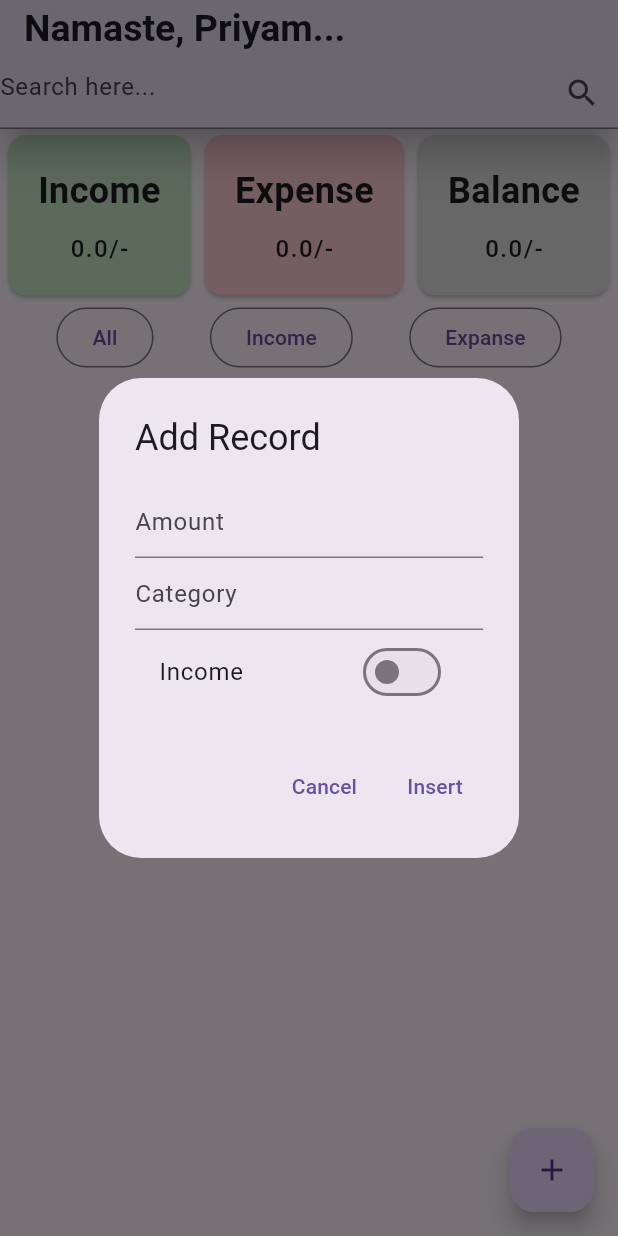
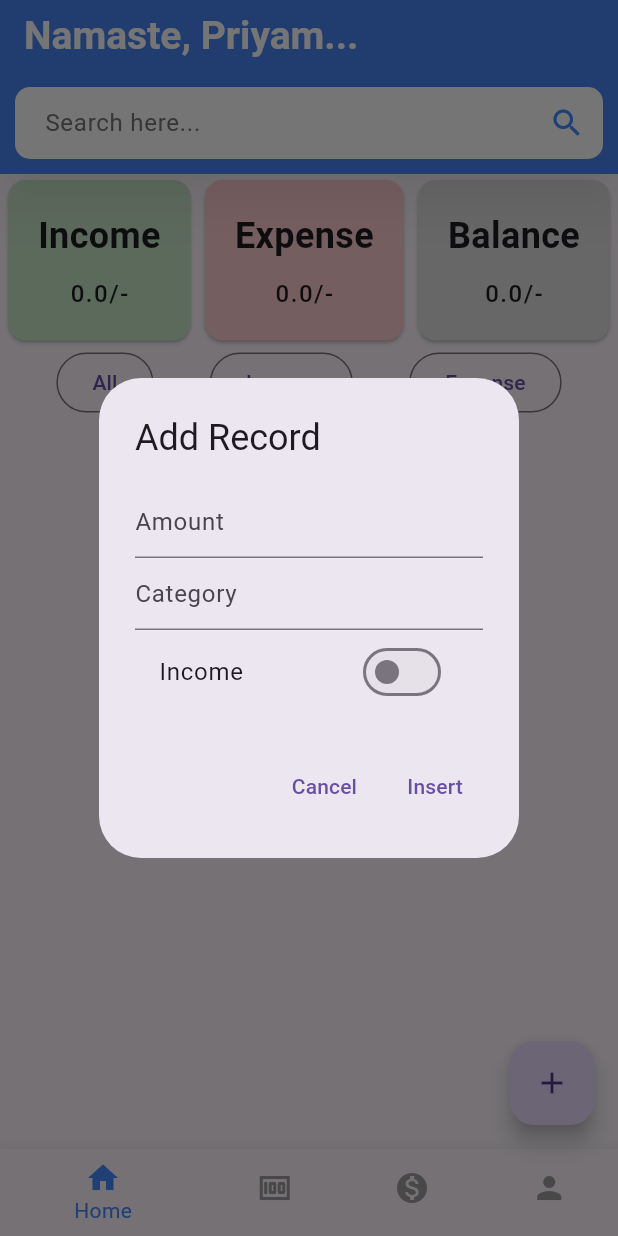
Before and after one commit to priyamtripathiii03/budget_tracker_app, a Flutter app: the screen it shows after launch, after a tap on the "add" icon, on a phone screen of 412 x 824 dp. Run offline on Flutter 3.47's test engine with Material 3 defaults, Android fonts, the light colour scheme and no system bars; our stand-ins replace get, sqflite; accounts and stored records are empty.

Commit message:
21-12-2024

```diff
--- a/lib/views/home_page_dart.dart
+++ b/lib/views/home_page_dart.dart
@@ -5,29 +5,71 @@ import 'package:get/get.dart';
 
 var controller = Get.put(HomeController());
 
-class HomePage extends StatelessWidget {
+class HomePage extends StatefulWidget {
   const HomePage({super.key});
 
+  @override
+  _HomePageState createState() => _HomePageState();
+}
+
+class _HomePageState extends State<HomePage> {
+  // Index for BottomNavigationBar
+  int _selectedIndex = 0;
+
+  // Pages for Bottom Navigation
+  final List<Widget> _pages = [
+    Center(child: Text("Home Page", style: TextStyle(fontSize: 30))),
+    Center(child: Text("Search Page", style: TextStyle(fontSize: 30))),
+    Center(child: Text("Profile Page", style: TextStyle(fontSize: 30))),
+  ];
+
+  // Bottom Navigation Bar item tap handler
+  void _onItemTapped(int index) {
+    setState(() {
+      _selectedIndex = index; // Update the selected index
+    });
+  }
   @override
   Widget build(BuildContext context) {
     return Scaffold(
       appBar: AppBar(
-        elevation: 10,
-        shadowColor: Colors.black,
+         elevation: 12,
+         shadowColor: Colors.black.withOpacity(0.3),
+         backgroundColor: Colors.blueAccent,
          title: const Text(
            "Namaste, Priyam...",
            style: TextStyle(
-              fontWeight: FontWeight.bold, fontSize: 25),
+               fontWeight: FontWeight.bold, fontSize: 26, color: Colors.white),
          ),
-        bottom: PreferredSize(preferredSize: Size(double.infinity, 30), child: TextField(
+        bottom: PreferredSize(
+           preferredSize: Size(double.infinity, 60),
+           child: Padding(
+             padding: const EdgeInsets.all(10.0),
+             child: TextField(
                onChanged: (value) {
                  controller.filterBySearch(value);
                },
                controller: controller.txtSearch,
-          decoration: InputDecoration(hintText: 'Search here...',suffixIcon: IconButton(onPressed: (){
+               decoration: InputDecoration(
+                 hintText: 'Search here...',
+                 hintStyle: TextStyle(color: Colors.grey.shade600),
+                 filled: true,
+                 fillColor: Colors.white,
+                 suffixIcon: IconButton(
+                   onPressed: () {
                      controller.filterBySearch(controller.txtSearch.text);
-          }, icon: Icon(Icons.search))),
-        ),),
+                   },
+                   icon: Icon(Icons.search, color: Colors.blueAccent),
+                 ),
+                 contentPadding: EdgeInsets.symmetric(vertical: 12, horizontal: 16),
+                 border: OutlineInputBorder(
+                   borderRadius: BorderRadius.circular(10),
+                   borderSide: BorderSide.none,
+                 ),
+               ),
+             ),
+           ),
+         ),
       ),
       body: Column(
         mainAxisSize: MainAxisSize.min,
@@ -168,14 +210,16 @@ controller.filterBySearch(controller.txtSearch.text);
                           onPressed: () {
                             editBox(context, controller.budgetList[index]);
                           },
-                          icon: const Icon(Icons.edit),
+                          icon: const Icon(Icons.edit,
+                           color: Colors.blueAccent,),
                         ),
                         IconButton(
                           onPressed: () {
                             controller
                                 .deleteData(controller.budgetList[index].id!);
                           },
-                          icon: const Icon(Icons.delete),
+                          icon: const Icon(Icons.delete,
+                           color: Colors.redAccent,),
                         ),
                       ],
                     ),
@@ -194,6 +238,28 @@ controller.filterBySearch(controller.txtSearch.text);
         },
         child: const Icon(Icons.add),
       ),
+      bottomNavigationBar:  BottomNavigationBar(currentIndex: _selectedIndex,
+        onTap: _onItemTapped,
+        selectedItemColor: Colors.blueAccent,
+        unselectedItemColor: Colors.grey,
+        items: const <BottomNavigationBarItem>[
+          BottomNavigationBarItem(
+            icon: Icon(Icons.home),
+            label: 'Home',
+          ),
+          BottomNavigationBarItem(
+            icon: Icon(Icons.money),
+            label: 'Income',
+          ),
+          BottomNavigationBarItem(
+            icon: Icon(Icons.monetization_on),
+            label: 'Expense',
+          ),
+          BottomNavigationBarItem(
+            icon: Icon(Icons.person),
+            label: 'Profile',
+          ),],),
+
     );
   }
 }
--- a/pubspec.yaml
+++ b/pubspec.yaml
@@ -39,6 +39,7 @@ dependencies:
   get: ^4.6.6
   sqflite: ^2.4.1
   path: any
+  flutter_slidable: ^3.1.2
 
 dev_dependencies:
   flutter_test:
```
Also changed, not shown: pubspec.lock. Lines whose indentation alone changed are shown as unchanged.
